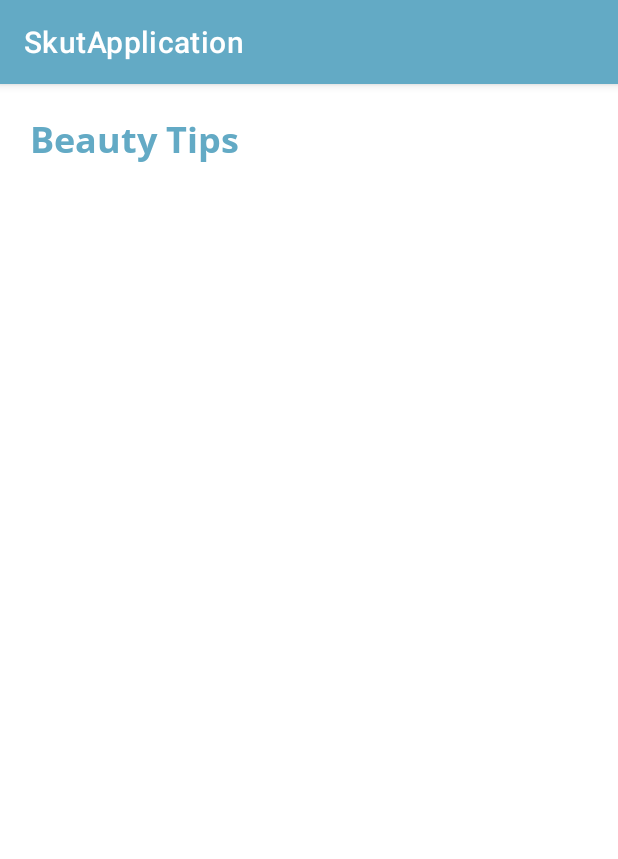
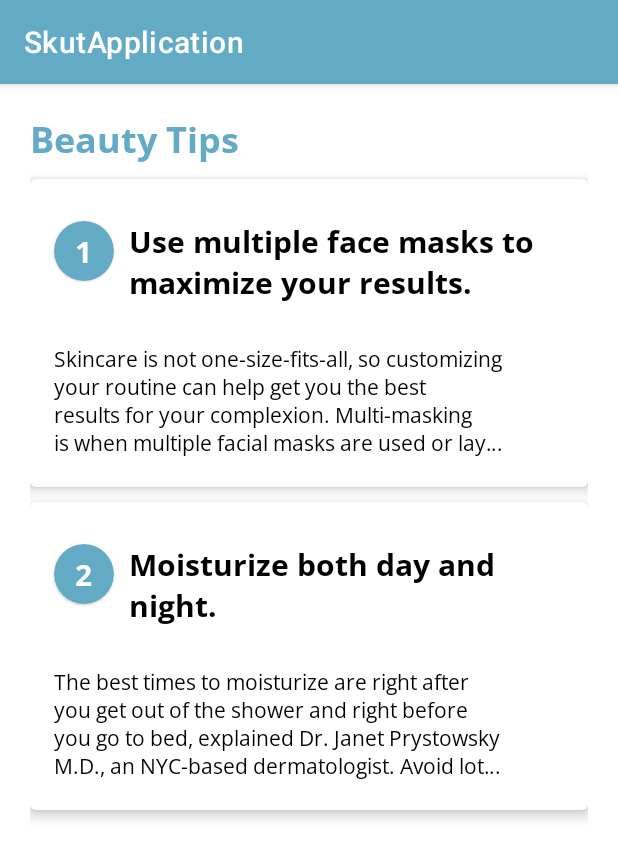
Before and after one commit to Chndr-3/Capstone-Project-Mobile-Development-Repository, an Android app: the BeautyTipsActivity screen opened directly, with no data from a screen before it, on a phone screen of 412 x 824 dp. Shown: the top 859 px of the screen. Run offline under Robolectric (Android 15) with nearby library versions, the phone set to English and light mode, and no system bars; Roboto replaces fonts that are not available here.

Commit message:
Adding beauty tips page (unfinished)

```diff
--- /dev/null
+++ b/app/src/main/java/com/bangkit/skutapplication/model/BeautyTipsItem.kt
@@ -0,0 +1,7 @@
+package com.bangkit.skutapplication.model
+
+data class BeautyTipsItem(
+    var number: Int,
+    var beautyTips: String,
+    var beautyDescription: String,
+)
--- a/app/src/main/java/com/bangkit/skutapplication/view/beautytips/BeautyTipsActivity.kt
+++ b/app/src/main/java/com/bangkit/skutapplication/view/beautytips/BeautyTipsActivity.kt
@@ -2,11 +2,38 @@ package com.bangkit.skutapplication.view.beautytips
 
 import androidx.appcompat.app.AppCompatActivity
 import android.os.Bundle
+import androidx.recyclerview.widget.LinearLayoutManager
 import com.bangkit.skutapplication.R
+import com.bangkit.skutapplication.databinding.ActivityBeautyTipsBinding
+import com.bangkit.skutapplication.model.BeautyTipsItem
+import java.util.ArrayList
 
 class BeautyTipsActivity : AppCompatActivity() {
+    private lateinit var binding: ActivityBeautyTipsBinding
     override fun onCreate(savedInstanceState: Bundle?) {
         super.onCreate(savedInstanceState)
         setContentView(R.layout.activity_beauty_tips)
+        binding = ActivityBeautyTipsBinding.inflate(layoutInflater)
+        setContentView(binding.root)
+        setData(listBeautyTips)
     }
+    private fun setData(item : ArrayList<BeautyTipsItem>){
+        val layoutManager = LinearLayoutManager(this)
+        binding.rvBeautyTips.layoutManager = layoutManager
+        val listTipsAdapter = BeautyTipsAdapter(item)
+        binding.rvBeautyTips.adapter = listTipsAdapter
+
+    }
+    private val listBeautyTips: ArrayList<BeautyTipsItem>
+        get() {
+            var number = 1
+            val beautyTips = resources.getStringArray(R.array.beautyTips)
+            val beautyDescription = resources.getStringArray(R.array.beautyDescription)
+            val listTips = ArrayList<BeautyTipsItem>()
+            for (i in beautyTips.indices) {
+                val tips = BeautyTipsItem(number++,beautyTips[i],beautyDescription[i])
+                listTips.add(tips)
+            }
+            return listTips
+        }
 }
--- /dev/null
+++ b/app/src/main/java/com/bangkit/skutapplication/view/beautytips/BeautyTipsAdapter.kt
@@ -0,0 +1,37 @@
+package com.bangkit.skutapplication.view.beautytips
+
+import android.view.LayoutInflater
+import android.view.View
+import android.view.ViewGroup
+import android.widget.TextView
+import androidx.recyclerview.widget.RecyclerView
+import com.bangkit.skutapplication.R
+import com.bangkit.skutapplication.model.BeautyTipsItem
+
+
+class BeautyTipsAdapter(private val listTips: List<BeautyTipsItem>) : RecyclerView.Adapter<BeautyTipsAdapter.ViewHolder>() {
+
+    override fun onCreateViewHolder(viewGroup: ViewGroup, viewType: Int) =
+        ViewHolder(
+            LayoutInflater.from(viewGroup.context)
+                .inflate(R.layout.beauty_tips_item, viewGroup, false)
+        )
+
+    override fun onBindViewHolder(viewHolder: ViewHolder, position: Int) {
+        val tips = listTips[position]
+        viewHolder.number.text = tips.number.toString()
+        viewHolder.beautyTips.text = tips.beautyTips
+        viewHolder.beautyDescription.text = tips.beautyDescription
+
+    }
+
+    inner class ViewHolder(view: View) : RecyclerView.ViewHolder(view) {
+        val number: TextView = view.findViewById(R.id.itemNumber)
+        val beautyTips: TextView = view.findViewById(R.id.beautyTips)
+        val beautyDescription: TextView = view.findViewById(R.id.beautyDescription)
+    }
+
+    override fun getItemCount() = listTips.size
+
+
+}
--- a/app/src/main/java/com/bangkit/skutapplication/view/home/ViewPagerAdapter.kt
+++ b/app/src/main/java/com/bangkit/skutapplication/view/home/ViewPagerAdapter.kt
@@ -17,8 +17,8 @@ class ViewPagerAdapter(private val listDisease: List<ViewPagerItem>) :
     RecyclerView.Adapter<ViewPagerAdapter.Pager2ViewHolder>() {
 
     inner class Pager2ViewHolder(itemView: View) : RecyclerView.ViewHolder(itemView){
-        val itemDiseaseName : TextView = itemView.findViewById(R.id.diseaseName)
-        val itemDiseaseDescription: TextView = itemView.findViewById(R.id.diseaseDescription)
+        val itemDiseaseName : TextView = itemView.findViewById(R.id.beautyTips)
+        val itemDiseaseDescription: TextView = itemView.findViewById(R.id.beautyDescription)
         fun bind(list: ViewPagerItem) {
             itemDiseaseName.text = list.diseaseName
             itemDiseaseDescription.text = list.diseaseDescription
--- /dev/null
+++ b/app/src/main/res/layout/beauty_tips_item.xml
@@ -0,0 +1,81 @@
+<?xml version="1.0" encoding="utf-8"?>
+<com.google.android.material.card.MaterialCardView xmlns:android="http://schemas.android.com/apk/res/android"
+    xmlns:app="http://schemas.android.com/apk/res-auto"
+    android:layout_width="match_parent"
+    android:layout_height="wrap_content"
+    android:layout_marginTop="10dp"
+    android:backgroundTint="@color/white"
+    app:cardElevation="5dp"
+    app:layout_constraintBottom_toBottomOf="parent"
+    app:layout_constraintEnd_toEndOf="parent"
+    app:layout_constraintStart_toStartOf="parent"
+    app:layout_constraintTop_toTopOf="parent">
+
+    <androidx.constraintlayout.widget.ConstraintLayout
+        android:layout_width="match_parent"
+        android:layout_height="match_parent">
+
+        <com.google.android.material.card.MaterialCardView
+            android:id="@+id/materialCardView2"
+            android:layout_width="40dp"
+            android:layout_height="40dp"
+            android:layout_marginStart="16dp"
+            android:layout_marginTop="28dp"
+            android:backgroundTint="@color/blue"
+            app:cardCornerRadius="90dp"
+            app:layout_constraintStart_toStartOf="parent"
+            app:layout_constraintTop_toTopOf="parent">
+
+
+            <TextView
+                android:id="@+id/itemNumber"
+                android:layout_width="wrap_content"
+                android:layout_height="wrap_content"
+                android:layout_gravity="center"
+                android:fontFamily="@font/open_sans_bold"
+                android:text="1"
+                android:textColor="#FFFFFF"
+                android:textSize="20sp"
+                android:textStyle="bold" />
+        </com.google.android.material.card.MaterialCardView>
+
+        <TextView
+            android:id="@+id/beautyTips"
+            android:layout_width="275dp"
+            android:layout_height="wrap_content"
+            android:layout_marginStart="10dp"
+            android:layout_marginEnd="10dp"
+            android:fontFamily="@font/open_sans_bold"
+            android:text="@string/disease_name"
+            android:textAlignment="viewStart"
+            android:textColor="#000000"
+            android:textSize="20sp"
+            android:textStyle="bold"
+            app:layout_constraintBottom_toBottomOf="@+id/materialCardView2"
+            app:layout_constraintEnd_toEndOf="parent"
+            app:layout_constraintHorizontal_bias="0.0"
+            app:layout_constraintStart_toEndOf="@+id/materialCardView2"
+            app:layout_constraintTop_toTopOf="@+id/materialCardView2"
+            app:layout_constraintVertical_bias="0.0" />
+
+        <TextView
+            android:id="@+id/beautyDescription"
+            android:layout_width="300dp"
+            android:layout_height="wrap_content"
+            android:layout_marginTop="28dp"
+            android:layout_marginBottom="20dp"
+            android:ellipsize="end"
+            android:fontFamily="@font/open_sans"
+            android:maxLines="4"
+            android:text="@string/disease_description"
+            android:textColor="#000000"
+            android:textSize="14sp"
+            app:layout_constraintBottom_toBottomOf="parent"
+            app:layout_constraintEnd_toEndOf="@+id/beautyTips"
+            app:layout_constraintHorizontal_bias="0.0"
+            app:layout_constraintStart_toStartOf="@+id/materialCardView2"
+            app:layout_constraintTop_toBottomOf="@+id/beautyTips" />
+
+    </androidx.constraintlayout.widget.ConstraintLayout>
+
+</com.google.android.material.card.MaterialCardView>
--- a/app/src/main/res/layout/view_pager_item.xml
+++ b/app/src/main/res/layout/view_pager_item.xml
@@ -18,7 +18,7 @@
             android:layout_height="match_parent">
 
             <TextView
-                android:id="@+id/diseaseName"
+                android:id="@+id/beautyTips"
                 android:layout_width="300dp"
                 android:layout_height="wrap_content"
                 android:layout_marginStart="10dp"
@@ -35,7 +35,7 @@
                 app:layout_constraintTop_toTopOf="parent" />
 
             <TextView
-                android:id="@+id/diseaseDescription"
+                android:id="@+id/beautyDescription"
                 android:layout_width="300dp"
                 android:layout_height="wrap_content"
                 android:layout_marginStart="20dp"
@@ -49,7 +49,7 @@
                 android:textSize="14sp"
                 app:layout_constraintEnd_toEndOf="parent"
                 app:layout_constraintStart_toStartOf="parent"
-                app:layout_constraintTop_toBottomOf="@+id/diseaseName" />
+                app:layout_constraintTop_toBottomOf="@+id/beautyTips" />
 
         </androidx.constraintlayout.widget.ConstraintLayout>
 
--- a/app/src/main/res/values/strings.xml
+++ b/app/src/main/res/values/strings.xml
@@ -23,6 +23,20 @@
         <item>Rosacea (roe-ZAY-she-uh) is a common skin condition that causes blushing or flushing and visible blood vessels in your face. It may also produce small, pus-filled bumps. </item>
         <item>Eczema is a term related to inflammation of the skin. This disorder is also known as dermatitis. When it occurs, an allergic skin reaction can be characterized by the appearance of redness, rash, and itching.</item>
     </string-array>
+    <string-array name="number">
+        <item>1</item>
+        <item>2</item>
+    </string-array>
+
+    <string-array name="beautyTips">
+        <item>Use multiple face masks to maximize your results.</item>
+        <item>Moisturize both day and night.</item>
+
+    </string-array>
+    <string-array name="beautyDescription">
+        <item>Skincare is not one-size-fits-all, so customizing your routine can help get you the best results for your complexion. "Multi-masking is when multiple facial masks are used or layered simultaneously on the skin to combat different skin concerns at one time," explains New York City aesthetician Cecilia Wong.</item>
+        <item>"The best times to moisturize are right after you get out of the shower and right before you go to bed," explained Dr. Janet Prystowsky M.D., an NYC-based dermatologist. Avoid lotions with heavy fragrances and make sure you find a moisturizer gentle enough for every day use with zero irritation.</item>
+    </string-array>
     <!-- TODO: Remove or change this placeholder text -->
     <string name="hello_blank_fragment">Hello blank fragment</string>
     <string name="daily_trivia">Daily Trivia</string>
```
